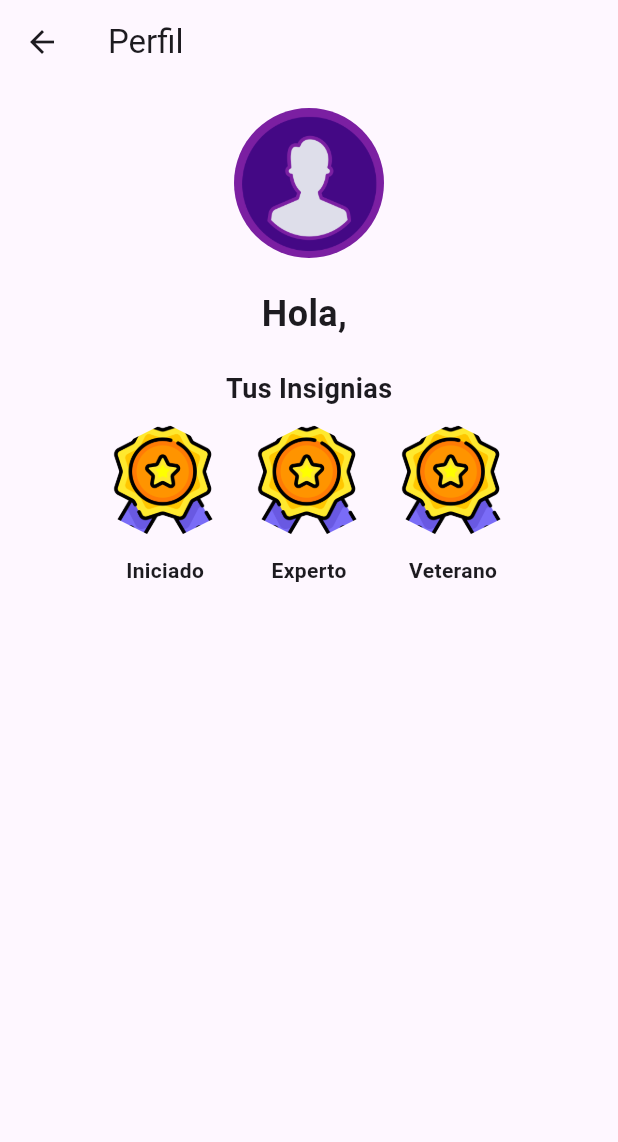
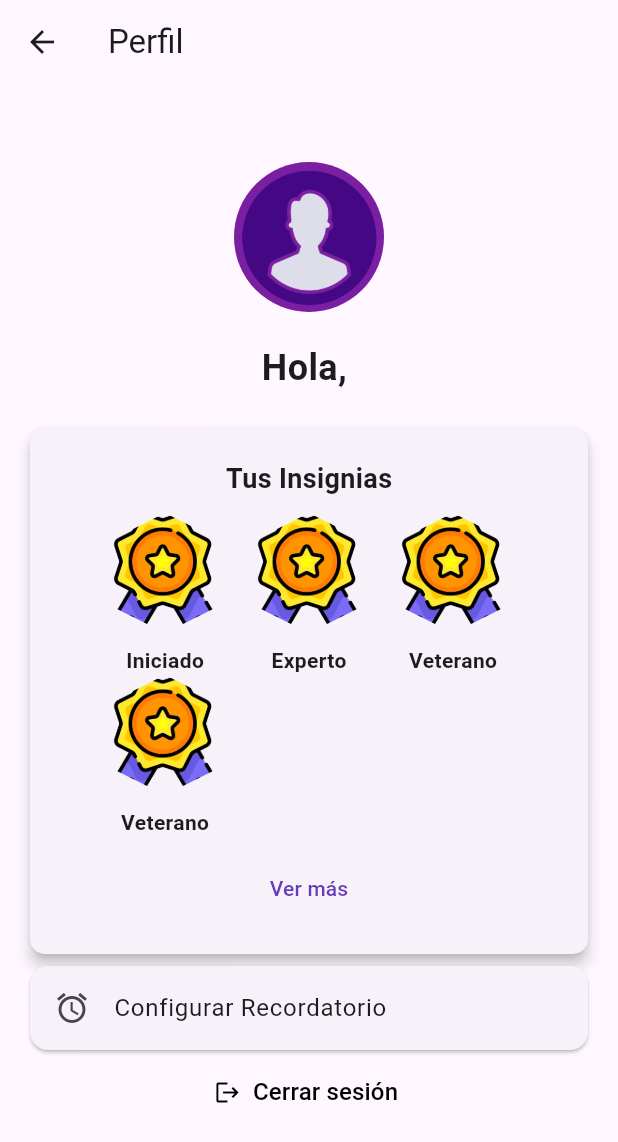
Before and after one commit to Santiago2132/maizfront, a Flutter app: the ProfileScreen screen opened by its route, on a phone screen of 412 x 824 dp. Shown: the top 1142 px of the screen. Run offline on Flutter 3.47's test engine with Material 3 defaults, Android fonts, the phone set to English and light mode, and no system bars; our stand-ins replace audioplayers, cloud_firestore, firebase_auth, firebase_core, firebase_messaging, fl_chart and 6 more; missing offline and left inert: firebase_app_check; accounts and stored records are empty.

Commit message:
lista con datos externos

```diff
--- a/maiz_app/lib/data/services/insignia_service.dart
+++ b/maiz_app/lib/data/services/badge_service.dart
@@ -5,6 +5,8 @@ class BadgeService {
       Badge(name: 'Iniciado', imagePath: 'assets/badges/image.png'),
       Badge(name: 'Experto', imagePath: 'assets/badges/image.png'),
       Badge(name: 'Veterano', imagePath: 'assets/badges/image.png'),
+      Badge(name: 'Veterano', imagePath: 'assets/badges/image.png'),
+
     ];
   }
 }
--- a/maiz_app/lib/screens/calendar/calendarMarkets.dart
+++ b/maiz_app/lib/screens/calendar/calendarMarkets.dart
@@ -34,8 +34,8 @@ class CalendarMarkers {
       return Align(
         alignment: Alignment.bottomCenter,
         child: Container(
-        width: 30, // Ajusta el tamaño del fondo
-        height: 30,
+        width: 20, // Ajusta el tamaño del fondo
+        height: 20,
         decoration: BoxDecoration(
           color: Color(0xFFF9E7A7),
           shape: BoxShape.circle,
--- a/maiz_app/lib/screens/login/newAccount.dart
+++ b/maiz_app/lib/screens/login/newAccount.dart
@@ -58,6 +58,7 @@ class _SignUpScreenState extends State<SignUpScreen> {
   @override
   Widget build(BuildContext context) {
     return Scaffold(
+      resizeToAvoidBottomInset: true, //ajusta la pantalla al abrir el teclado
       body: Stack(
         children: [
           Positioned.fill(
@@ -69,6 +70,7 @@ class _SignUpScreenState extends State<SignUpScreen> {
           Center(
             child: Padding(
               padding: EdgeInsets.all(16.0),
+              child: SingleChildScrollView( // ✅ Esto evita el overflow
                 child: Column(
                   mainAxisAlignment: MainAxisAlignment.center,
                   children: [
@@ -183,6 +185,7 @@ class _SignUpScreenState extends State<SignUpScreen> {
                 ),
               ),
             ),
+          ),
         ],
       ),
     );
--- /dev/null
+++ b/maiz_app/lib/screens/notifications/reminder_card.dart
@@ -0,0 +1,20 @@
+import 'package:flutter/material.dart';
+import 'package:mAIz/screens/notifications/reminder_screen.dart';
+
+class ReminderCard extends StatelessWidget {
+  @override
+  Widget build(BuildContext context) {
+    return Card(
+      child: ListTile(
+        leading: Icon(Icons.alarm),
+        title: Text('Configurar Recordatorio'),
+        onTap: () {
+          Navigator.push(
+            context,
+            MaterialPageRoute(builder: (context) => ReminderScreen()),
+          );
+        },
+      ),
+    );
+  }
+}
--- a/maiz_app/lib/screens/profile/profile_screen.dart
+++ b/maiz_app/lib/screens/profile/profile_screen.dart
@@ -1,23 +1,12 @@
-import 'package:firebase_auth/firebase_auth.dart';
 import 'package:flutter/material.dart';
-import 'package:mAIz/data/services/insignia_service.dart';
-import 'package:mAIz/data/services/user_service.dart';
 import 'package:mAIz/screens/navegator/main_screen.dart';
-import 'package:mAIz/screens/profile/HexagonBadge.dart';
-import 'package:mAIz/widgets/avatarWidget.dart';
+import 'package:mAIz/screens/notifications/reminder_card.dart';
+import 'package:mAIz/screens/profile/widgets/badgeCard.dart';
+import 'package:mAIz/screens/profile/widgets/logout.dart';
+import 'package:mAIz/screens/profile/widgets/userInfo.dart';
 
-class ProfileScreen extends StatefulWidget {
+class ProfileScreen extends StatelessWidget {
   const ProfileScreen({super.key});
-
-  @override
-  State<ProfileScreen> createState() => _ProfileScreenState();
-}
-
-class _ProfileScreenState extends State<ProfileScreen> {
-  final BadgeService badgeService = BadgeService();
-
-  final UserService userService = UserService();
-
 
   @override
   Widget build(BuildContext context) {
@@ -36,55 +25,17 @@ class _ProfileScreenState extends State<ProfileScreen> {
       ),
       body: Padding(
         padding: const EdgeInsets.all(16.0),
-        child: Center(
         child: Column(
           crossAxisAlignment: CrossAxisAlignment.center,
+          mainAxisAlignment: MainAxisAlignment.center,
           children: [
-              const AvatarWidget(),
+            const UserInfoSection(),
             const SizedBox(height: 20),
-
-              //  FutureBuilder con el UserService
-              FutureBuilder<String>(
-                future: userService.getUserName(), //  servicio
-                builder: (context, snapshot) {
-                  if (snapshot.connectionState == ConnectionState.waiting) {
-                    return const CircularProgressIndicator(); // Cargando
-                  } else if (snapshot.hasError) {
-                    return const Text("Error al obtener el nombre");
-                  } else {
-                    return Text(
-                      'Hola, ${snapshot.data}', // nombre del usuario
-                      style: const TextStyle(
-                        fontSize: 24,
-                        fontWeight: FontWeight.bold,
-                      ),
-                    );
-                  }
-                },
-              ),
-
+            const BadgeCard(),
+            ReminderCard(),
+            const LogoutButton(),
             const SizedBox(height: 20),
-              const Text(
-                'Tus Insignias',
-                style: TextStyle(
-                  fontSize: 18,
-                  fontWeight: FontWeight.bold,
-                ),
-              ),
-              const SizedBox(height: 10),
-
-              //  insignias en una fila
-              Wrap(
-                spacing: 16,
-                children: badgeService.getBadges().map((badge) {
-                  return HexagonWidget(
-                    imagePath: badge.imagePath,
-                    badgeName: badge.name,
-                  );
-                }).toList(),
-              ),
           ],
-          ),
         ),
       ),
     );
--- /dev/null
+++ b/maiz_app/lib/screens/profile/widgets/badgeCard.dart
@@ -0,0 +1,61 @@
+// 🏆 Widget que muestra las insignias del usuario dentro de un Card
+import 'package:flutter/material.dart';
+import 'package:mAIz/data/services/badge_service.dart';
+import 'package:mAIz/screens/profile/HexagonBadge.dart';
+
+class BadgeCard extends StatelessWidget {
+  const BadgeCard({super.key});
+
+  @override
+  Widget build(BuildContext context) {
+    final BadgeService badgeService = BadgeService();
+
+    return Card(
+      elevation: 4,
+      shape: RoundedRectangleBorder(
+        borderRadius: BorderRadius.circular(10),
+      ),
+      child: Center(
+        child: Padding(
+          padding: const EdgeInsets.all(20.0),
+          child: Column(
+            children: [
+              const Text(
+                'Tus Insignias',
+                style: TextStyle(
+                  fontSize: 18,
+                  fontWeight: FontWeight.bold,
+                ),
+              ),
+              const SizedBox(height: 10),
+
+              // Muestra insignias en una fila
+              Wrap(
+                spacing: 16,
+                children: badgeService.getBadges().map((badge) {
+                  return HexagonWidget(
+                    imagePath: badge.imagePath,
+                    badgeName: badge.name,
+                  );
+                }).toList(),
+              ),
+
+              const SizedBox(height: 10),
+
+              // Botón para ver más insignias
+              TextButton(
+                onPressed: () {
+                  // TODO: Navegar a pantalla de insignias detalladas
+                },
+                child: const Text(
+                  "Ver más",
+                  style: TextStyle(color: Colors.deepPurple),
+                ),
+              ),
+            ],
+          ),
+        ),
+      ),
+    );
+  }
+}
--- /dev/null
+++ b/maiz_app/lib/screens/profile/widgets/logout.dart
@@ -0,0 +1,28 @@
+import 'package:firebase_auth/firebase_auth.dart';
+import 'package:flutter/material.dart';
+import 'package:mAIz/screens/navegator/main_screen.dart';
+import 'package:mAIz/screens/welcomePage/welcome.dart';
+
+class LogoutButton extends StatelessWidget {
+  const LogoutButton({super.key});
+
+  void _signOut(BuildContext context) async {
+    await FirebaseAuth.instance.signOut();
+    Navigator.pushReplacement(
+      context,
+      MaterialPageRoute(builder: (context) => const WelcomeScreen()),
+    );
+  }
+
+  @override
+  Widget build(BuildContext context) {
+    return TextButton.icon(
+      onPressed: () => _signOut(context),
+      icon: const Icon(Icons.logout, color: Color.fromARGB(255, 0, 0, 0)),
+      label: const Text(
+        "Cerrar sesión",
+        style: TextStyle(color: Color.fromARGB(255, 0, 0, 0), fontSize: 16),
+      ),
+    );
+  }
+}
--- /dev/null
+++ b/maiz_app/lib/screens/profile/widgets/userInfo.dart
@@ -0,0 +1,39 @@
+import 'package:flutter/material.dart';
+import 'package:mAIz/data/services/user_service.dart';
+import 'package:mAIz/widgets/avatarWidget.dart';
+
+class UserInfoSection extends StatelessWidget {
+  const UserInfoSection({super.key});
+
+  @override
+  Widget build(BuildContext context) {
+    final UserService userService = UserService();
+
+    return Column(
+      children: [
+        const AvatarWidget(),
+        const SizedBox(height: 20),
+
+        // FutureBuilder para obtener el nombre del usuario
+        FutureBuilder<String>(
+          future: userService.getUserName(),
+          builder: (context, snapshot) {
+            if (snapshot.connectionState == ConnectionState.waiting) {
+              return const CircularProgressIndicator();
+            } else if (snapshot.hasError) {
+              return const Text("Error al obtener el nombre");
+            } else {
+              return Text(
+                'Hola, ${snapshot.data}',
+                style: const TextStyle(
+                  fontSize: 24,
+                  fontWeight: FontWeight.bold,
+                ),
+              );
+            }
+          },
+        ),
+      ],
+    );
+  }
+}
```
Also changed, not shown: maiz_app/lib/data/services/notification_service.dart (added, +91 -0 lines), maiz_app/lib/data/services/user_service.dart (+50 -6 lines), maiz_app/lib/main.dart (+13 -0 lines), maiz_app/lib/screens/login/login_screen.dart (+25 -2 lines), maiz_app/lib/screens/notifications/reminder_screen.dart (added, +79 -0 lines), maiz_app/lib/screens/notifications/reminder_storage.dart (added, +20 -0 lines), maiz_app/pubspec.yaml (+8 -0 lines), maiz_app/pubspec.lock, 2 other files. Lines whose indentation alone changed are shown as unchanged.
